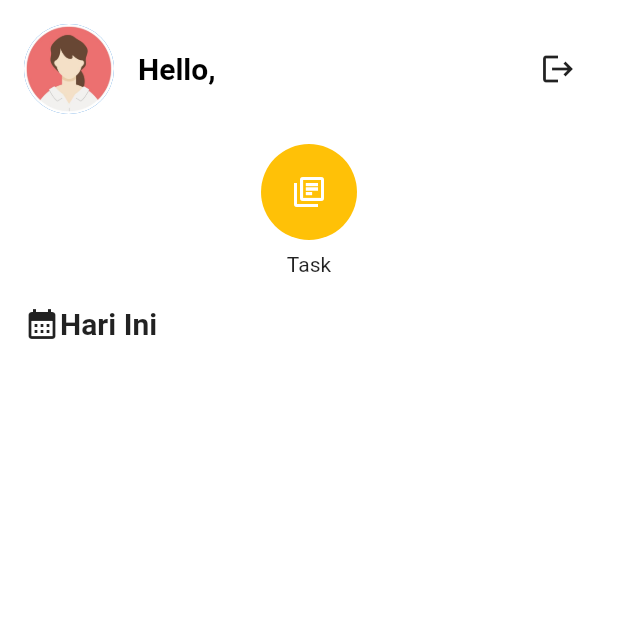
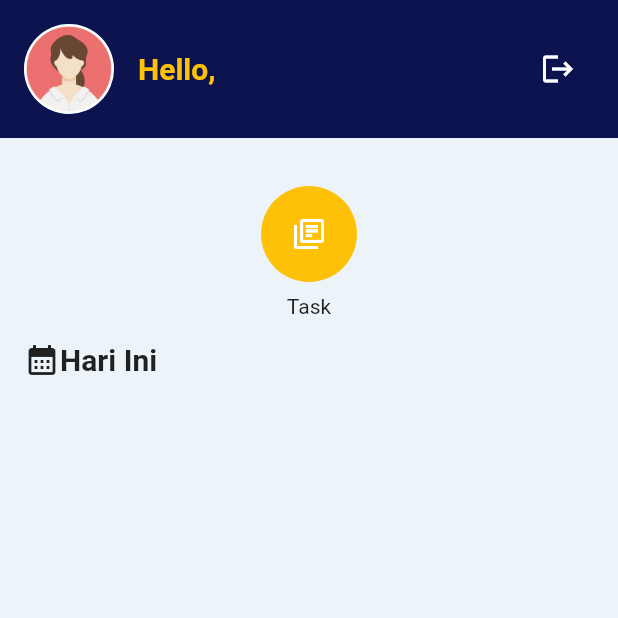
Before and after one commit to FithaAqyla/FinalExam_PencatatanKegiatanWFH, a Flutter app: the HomePage screen opened directly, on a phone screen of 412 x 824 dp, the top half of it. Run offline on Flutter 3.47's test engine with Material 2 defaults, Android fonts, the phone set to English and light mode, and no system bars; our stand-ins replace cloud_firestore, firebase_auth, firebase_core, lottie; accounts and stored records are empty.

Commit message:
mengubah tampilan dan menambahkan initstate

```diff
--- a/lib/view/home_page.dart
+++ b/lib/view/home_page.dart
@@ -1,5 +1,5 @@
 import 'package:finalexamflutter/controller/home_controller.dart';
-import 'package:finalexamflutter/model/home_model.dart';
+import 'package:finalexamflutter/view/color.dart';
 import 'package:finalexamflutter/view/login.dart';
 import 'package:finalexamflutter/view/profile.dart';
 import 'package:finalexamflutter/view/task.dart';
@@ -15,37 +15,47 @@ class HomePage extends StatefulWidget {
 
 class _HomePageState extends State<HomePage> {
   final homeController = HomeController();
-  HomeModel? data;
+
+  @override
+  void initState() {
+    super.initState();
+    homeController.initial().then((value) {
+      setState(() {});
+    });
+  }
 
   @override
   Widget build(BuildContext context) {
-    return FutureBuilder(
-      future: homeController.initial(),
-      builder: (context, snapshot) {
     return Scaffold(
-          backgroundColor: Colors.white,
-          body: SafeArea(
-            child: ListView(
-              padding: const EdgeInsets.all(16),
+      backgroundColor: backgroundColor,
+      body: ListView(
+        padding: EdgeInsets.zero,
         children: [
           header(context),
-                const SizedBox(height: 20),
+          const SizedBox(height: 16),
+          Padding(
+            padding: const EdgeInsets.all(16),
+            child: Column(
+              mainAxisSize: MainAxisSize.min,
+              crossAxisAlignment: CrossAxisAlignment.start,
+              children: [
                 menus(context),
-                const SizedBox(height: 20),
+                const SizedBox(height: 16),
                 todays(),
               ],
             ),
           ),
-        );
-      },
+        ],
+      ),
     );
   }
 
   Widget todays() {
     return Column(
+      crossAxisAlignment: CrossAxisAlignment.start,
       children: [
         Row(
-          children: const [
+          children: [
             Icon(Icons.calendar_month),
             Text(
               'Hari Ini',
@@ -57,7 +67,7 @@ class _HomePageState extends State<HomePage> {
           ],
         ),
         const SizedBox(
-          height: 20,
+          height: 8,
         ),
         GridView.count(
           childAspectRatio: 20 / 9,
@@ -128,7 +138,7 @@ class _HomePageState extends State<HomePage> {
                 onTap: () {
                   Navigator.push(
                     context,
-                    MaterialPageRoute(
+                    MaterialPageRoute<Widget>(
                       builder: (context) => const ProfilePage(),
                     ),
                   );
@@ -155,7 +165,15 @@ class _HomePageState extends State<HomePage> {
   }
 
   Widget header(BuildContext context) {
-    return Row(
+    return Container(
+      color: backgroundss,
+      padding: EdgeInsets.only(
+        left: 16,
+        right: 16,
+        top: MediaQuery.of(context).padding.top + 16,
+        bottom: 16,
+      ),
+      child: Row(
         children: [
           const CircleAvatar(
             backgroundImage: AssetImage('assets/image/profile.jpg'),
@@ -165,7 +183,7 @@ class _HomePageState extends State<HomePage> {
           Text(
             'Hello, ${homeController.data?.user.name ?? 'Guest'}',
             style: const TextStyle(
-            color: Colors.black,
+              color: Colors.amber,
               fontWeight: FontWeight.bold,
               fontSize: 20,
             ),
@@ -187,8 +205,10 @@ class _HomePageState extends State<HomePage> {
               });
             },
             icon: const Icon(Icons.logout),
+            color: Colors.white,
           )
         ],
+      ),
     );
   }
 }
```
Lines whose indentation alone changed are shown as unchanged.
